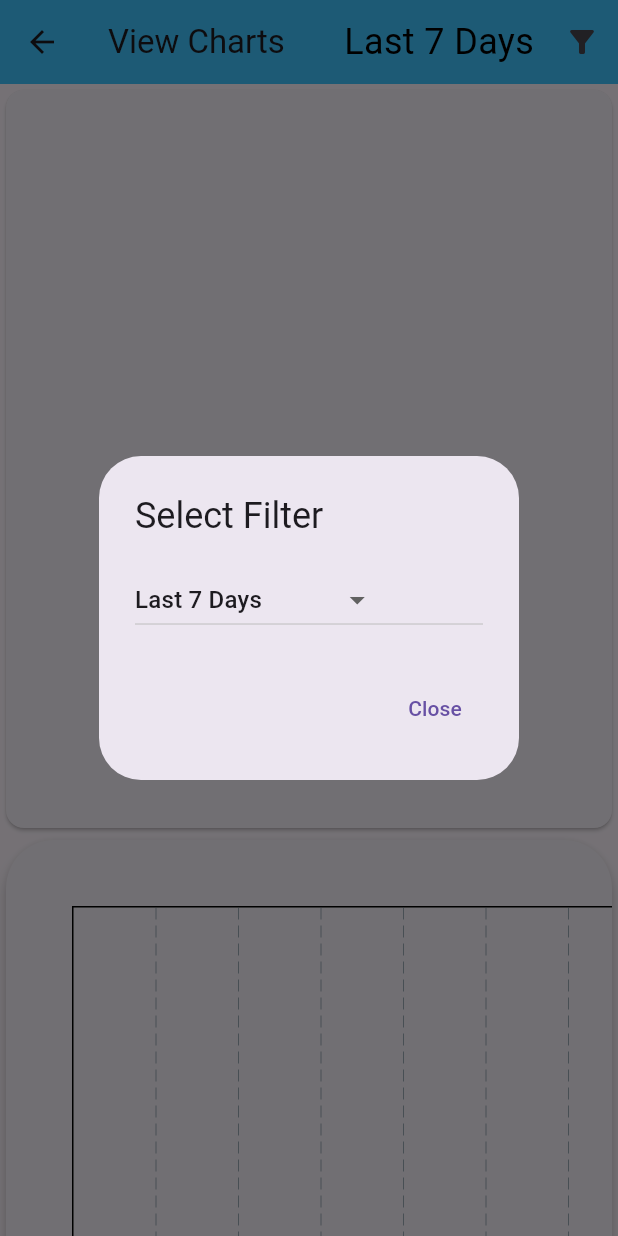
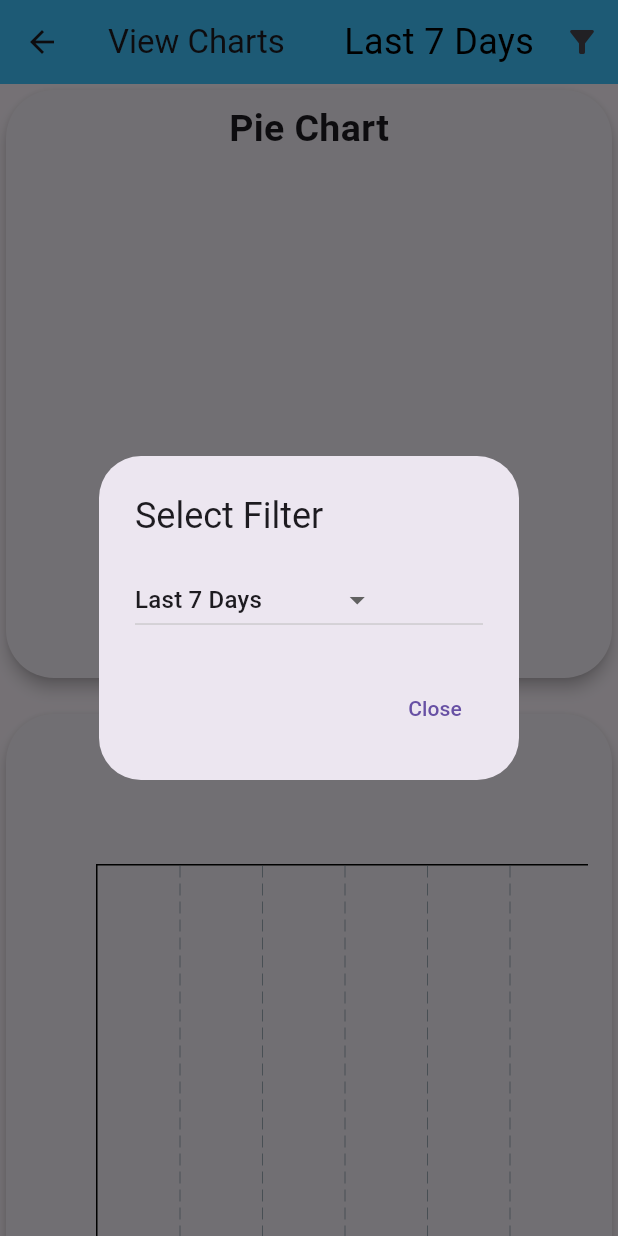
Before and after one commit to Serofer/FinView, a Flutter app: the ViewChartsPage screen opened directly, after a tap on the "filter alt" icon, on a phone screen of 412 x 824 dp. Run offline on Flutter 3.47's test engine with Material 3 defaults, Android fonts, the phone set to English and light mode, and no system bars; drawn by our look-alikes of fl_chart; our stand-ins replace shared_preferences, sqflite; accounts and stored records are empty.

Commit message:
insert widget titles

```diff
--- a/lib/charts/bar_chart_widget.dart
+++ b/lib/charts/bar_chart_widget.dart
@@ -118,11 +118,10 @@ class BarChartWidget extends StatelessWidget {
     const style = TextStyle(fontSize: 10);
     return SideTitleWidget(
       axisSide: meta.axisSide,
-      child: Text('', style: style),
+      child: const Text('', style: style),
     );
   }
   Widget build(BuildContext context) {
-    // Calculate total width required for the chart
   // Calculate total width required for the chart
   double totalWidth = (BarData.barData.length * (barWidth + groupSpace));
 
@@ -132,7 +131,7 @@ class BarChartWidget extends StatelessWidget {
 
   return SingleChildScrollView(
     scrollDirection: Axis.horizontal,
-      child: Container(
+    child: SizedBox(
       width: totalWidth,
       child: BarChart(
         BarChartData(
@@ -149,15 +148,14 @@ class BarChartWidget extends StatelessWidget {
                 getTitlesWidget: bottomTitles,
               ),
             ),
-              topTitles:  AxisTitles(
+            topTitles: AxisTitles(
               sideTitles: SideTitles(
                 showTitles: true,
-                      reservedSize: 28,
+                reservedSize: 48, // Increased reserved size to prevent cutting off
                 getTitlesWidget: topTitles,
               ),
             ),
           ),
-
           gridData: FlGridData(
             checkToShowHorizontalLine: (index) => index % BarData.interval == 0,
             getDrawingHorizontalLine: (index) {
@@ -196,4 +194,5 @@ class BarChartWidget extends StatelessWidget {
     ),
   );
 }
+
 }
--- a/lib/charts/table_widget.dart
+++ b/lib/charts/table_widget.dart
@@ -29,7 +29,7 @@ class TableWidget extends StatelessWidget {
                       padding: EdgeInsets.symmetric(horizontal: 2),
                       child: Text(
                         'Time',
-                        style: TextStyle(fontSize: 16, fontWeight: FontWeight.bold),
+                        style: TextStyle(fontSize: 20, fontWeight: FontWeight.bold),
                       ),
                     ),
                   ),
@@ -40,7 +40,7 @@ class TableWidget extends StatelessWidget {
                         child: Text(
                           category,
                           style: TextStyle(
-                            fontSize: category == 'Total' ? 16 : 14,
+                            fontSize: category == 'Total' ? 20 : 18,
                             fontWeight: category == 'Total' ? FontWeight.bold : FontWeight.normal,
                           ),
                         ),
@@ -54,7 +54,10 @@ class TableWidget extends StatelessWidget {
                       DataCell(
                         Text(
                           data.time,
-                          style: const TextStyle(fontSize: 14),
+                          style: TextStyle(
+                            fontSize: 18,
+                            fontWeight: data.time == 'All' ? FontWeight.bold: FontWeight.normal,
+                            ),
                         ),
                       ),
                       ...categoriesExtra.map((category) {
@@ -71,9 +74,13 @@ class TableWidget extends StatelessWidget {
                               child: Text(
                                 value.toString(),
                                 style: TextStyle(
-                                  fontSize: category == 'Total' ? 16 : 14,
+                                  fontSize: category == 'Total' ? 20 : 18,
                                   fontWeight: category == 'Total' ? FontWeight.bold : FontWeight.normal,
-                                  color: data.time == 'All' ? Colors.blue : Colors.black,
+                                  color: data.time == 'All'
+                                    ? Colors.blue
+                                    : value == 0.0
+                                      ? Colors.grey
+                                      : Colors.black,
                                 ),
                               ),
                             ),
--- a/lib/view_charts.dart
+++ b/lib/view_charts.dart
@@ -128,9 +128,11 @@ class _ViewChartsPageState extends State<ViewChartsPage> {
             pieLoading
                 ? const Center(child: CircularProgressIndicator())
                 : _buildPie(),
+                const SizedBox(height: 16.0),
             barLoading
                 ? const Center(child: CircularProgressIndicator())
                 : _buildBar(),
+                const SizedBox(height: 16.0),
             tableLoading
                 ? const Center(child: CircularProgressIndicator())
                 : _buildTable(),
@@ -142,19 +144,29 @@ class _ViewChartsPageState extends State<ViewChartsPage> {
 
   Widget _buildPie() {
   return SizedBox(
-      height: 500,
-      //change to staggered view
+    height: 400, // Reduced height
     child: Card(
+      elevation: 4,
+      shape: RoundedRectangleBorder(
+        borderRadius: BorderRadius.circular(32),
+      ),
       child: Padding(
-          padding: const EdgeInsets.all(16.0),
+        padding: const EdgeInsets.all(8.0), // Reduced padding
         child: Column(
           children: [
+            const Text(
+              'Pie Chart', // Title text
+              style: TextStyle(
+                fontSize: 25,
+                fontWeight: FontWeight.bold,
+              ),
+            ),
             Expanded(
               child: PieChart(
                 PieChartData(
                   borderData: FlBorderData(show: false),
                   sectionsSpace: 0,
-                    centerSpaceRadius: 40,
+                  centerSpaceRadius: 30, // Adjusted for less space in the center
                   sections: sections,
                 ),
               ),
@@ -163,16 +175,16 @@ class _ViewChartsPageState extends State<ViewChartsPage> {
               mainAxisAlignment: MainAxisAlignment.center,
               children: [
                 Padding(
-                    padding: const EdgeInsets.all(16.0),
+                  padding: const EdgeInsets.all(8.0), // Reduced padding
                   child: Column(
                     crossAxisAlignment: CrossAxisAlignment.start,
                     children: PieData.data
                         .map(
                           (data) => Container(
-                                padding:
-                                    const EdgeInsets.symmetric(vertical: 2),
+                            padding: const EdgeInsets.symmetric(vertical: 2),
                             child: buildIndicator(
-                                    color: data.color, text: data.name)),
+                                color: data.color, text: data.name),
+                          ),
                         )
                         .toList(),
                   ),
@@ -186,6 +198,7 @@ class _ViewChartsPageState extends State<ViewChartsPage> {
   );
 }
 
+
   Widget _buildBar() {
   return SizedBox(
     height: 500,
@@ -195,12 +208,53 @@ class _ViewChartsPageState extends State<ViewChartsPage> {
         borderRadius: BorderRadius.circular(32),
       ),
       child: Padding(
-          padding: const EdgeInsets.only(top: 16),
+        padding: const EdgeInsets.all(16.0),
+        child: Column(
+          children: [
+            const Text(
+              'Bar Chart', // Title text
+              style: TextStyle(
+                fontSize: 25,
+                fontWeight: FontWeight.bold,
+              ),
+            ),
+             // Spacing between title and chart
+            Expanded(
               child: BarChartWidget(),
+            ),
+          ],
+        ),
       ),
     ),
   );
 }
+
+ Widget _buildTable() {
+  return LayoutBuilder(
+    builder: (context, constraints) {
+      return Card(
+        elevation: 4,
+        child: Padding(
+          padding: const EdgeInsets.only(top: 16),
+          child: Column(
+            children: [
+              const Text(
+              'Table', // Title text
+              style: TextStyle(
+                fontSize: 25,
+                fontWeight: FontWeight.bold,
+              ),
+            ),
+            const SizedBox(height: 16), // Spacing between title and chart
+            TableWidget(),
+            ],
+          ),
+        ),
+      );
+    },
+  );
+}
+
 
   void _showFilterModal(BuildContext context) {
     showDialog(
@@ -255,19 +309,7 @@ class _ViewChartsPageState extends State<ViewChartsPage> {
     await prefs.setString('selectedTimeframe', selectedTimeframe!);
   }
 
- Widget _buildTable() {
-  return LayoutBuilder(
-    builder: (context, constraints) {
-      return Card(
-        elevation: 4,
-        child: Padding(
-          padding: const EdgeInsets.only(top: 16),
-          child: TableWidget(),
-        ),
-      );
-    },
-  );
-}
+
 
   void _loadSelectedTimeframe() async {
     SharedPreferences prefs = await SharedPreferences.getInstance();
```
Lines whose indentation alone changed are shown as unchanged.
